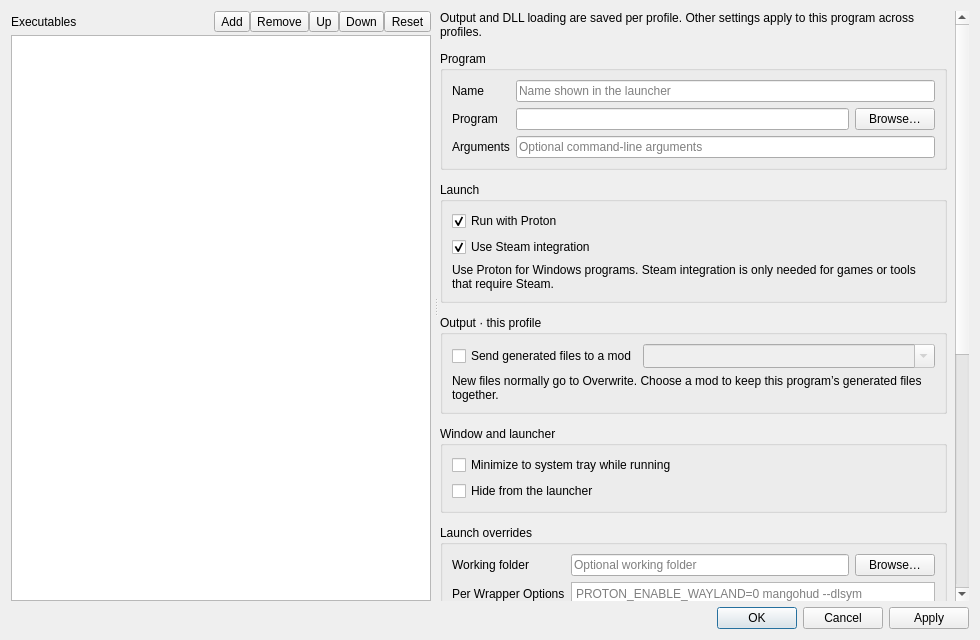
Before: the Qt Designer form src/src/editexecutablesdialog.ui in DaasRam/Fluorine-Manager, drawn with Qt 5.
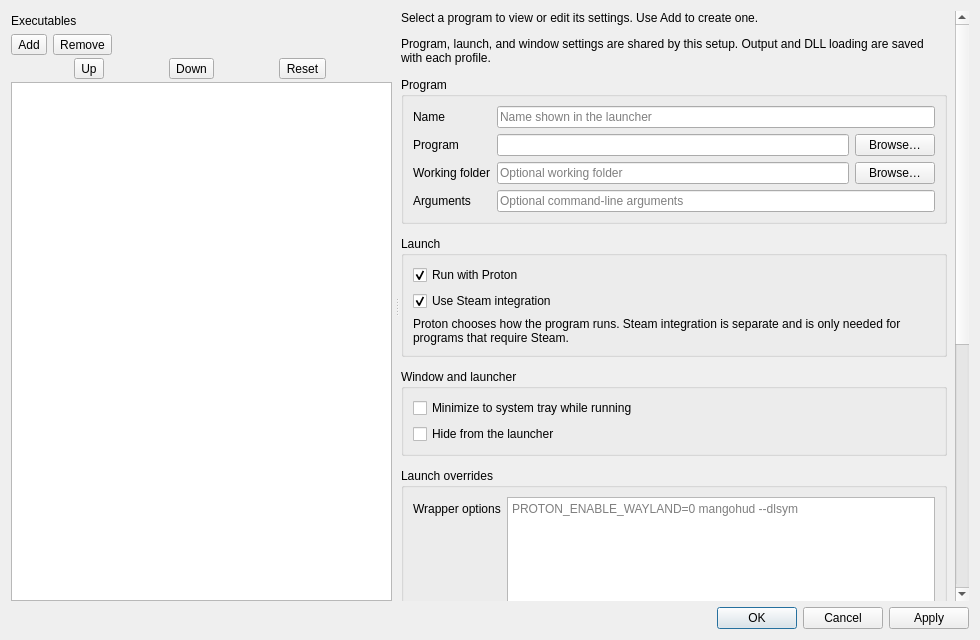
After: the same form once the commit is applied. Icons and pictures are not drawn.

Commit message: Clarify profile and program management and preserve renamed settings

Patch:
```diff
--- a/src/src/editexecutablesdialog.ui
+++ b/src/src/editexecutablesdialog.ui
@@ -88,6 +88,13 @@
               </property>
              </spacer>
             </item>
+           </layout>
+          </item>
+          <item>
+           <layout class="QHBoxLayout" name="executableAddRemoveLayout">
+            <property name="spacing">
+             <number>6</number>
+            </property>
             <item>
              <widget class="QToolButton" name="add">
               <property name="toolTip">
@@ -132,6 +139,26 @@
              </widget>
             </item>
             <item>
+             <spacer name="executableActionsSpacer">
+              <property name="orientation">
+               <enum>Qt::Horizontal</enum>
+              </property>
+              <property name="sizeHint" stdset="0">
+               <size>
+                <width>0</width>
+                <height>0</height>
+               </size>
+              </property>
+             </spacer>
+            </item>
+           </layout>
+          </item>
+          <item>
+           <layout class="QHBoxLayout" name="executableOrderLayout">
+            <property name="spacing">
+             <number>2</number>
+            </property>
+            <item>
              <widget class="QToolButton" name="up">
               <property name="toolTip">
                <string>Move the executable up in the list</string>
@@ -237,11 +264,21 @@
            </property>
            <property name="rightMargin">
             <number>8</number>
-           </property>
+          </property>
+          <item>
+            <widget class="QLabel" name="executableSelectionHint">
+             <property name="text">
+              <string>Select a program to view or edit its settings. Use Add to create one.</string>
+             </property>
+             <property name="wordWrap">
+              <bool>true</bool>
+             </property>
+            </widget>
+           </item>
            <item>
             <widget class="QLabel" name="executableScopeHint">
              <property name="text">
-              <string>Output and DLL loading are saved per profile. Other settings apply to this program across profiles.</string>
+              <string>Program, launch, and window settings are shared by this setup. Output and DLL loading are saved with each profile.</string>
              </property>
              <property name="wordWrap">
               <bool>true</bool>
@@ -256,6 +293,9 @@
              <layout class="QVBoxLayout" name="programGroupLayout">
               <item>
                <layout class="QFormLayout" name="formLayout">
+                <property name="rowWrapPolicy">
+                 <enum>QFormLayout::WrapLongRows</enum>
+                </property>
                 <item row="0" column="0">
                  <widget class="QLabel" name="label_3">
                   <property name="text">
@@ -311,13 +351,38 @@
                  </layout>
                 </item>
                 <item row="2" column="0">
+                 <widget class="QLabel" name="label_4">
+                  <property name="text">
+                   <string>Working folder</string>
+                  </property>
+                 </widget>
+                </item>
+                <item row="2" column="1">
+                 <layout class="QHBoxLayout" name="horizontalLayout_6" stretch="1,0">
+                  <item>
+                   <widget class="QLineEdit" name="workingDirectory">
+                    <property name="placeholderText">
+                     <string>Optional working folder</string>
+                    </property>
+                   </widget>
+                  </item>
+                  <item>
+                   <widget class="QPushButton" name="browseWorkingDirectory">
+                    <property name="text">
+                     <string>Browse…</string>
+                    </property>
+                   </widget>
+                  </item>
+                 </layout>
+                </item>
+                <item row="3" column="0">
                  <widget class="QLabel" name="label_2">
                   <property name="text">
                    <string>Arguments</string>
                   </property>
                  </widget>
                 </item>
-                <item row="2" column="1">
+                <item row="3" column="1">
                  <widget class="QLineEdit" name="arguments">
                   <property name="toolTip">
                    <string>Arguments to pass to the application</string>
@@ -373,56 +438,7 @@
               <item>
                <widget class="QLabel" name="launchHint">
                 <property name="text">
-                 <string>Use Proton for Windows programs. Steam integration is only needed for games or tools that require Steam.</string>
-                </property>
-                <property name="wordWrap">
-                 <bool>true</bool>
-                </property>
-               </widget>
-              </item>
-             </layout>
-            </widget>
-           </item>
-           <item>
-            <widget class="QGroupBox" name="outputGroup">
-             <property name="title">
-              <string>Output · this profile</string>
-             </property>
-             <layout class="QVBoxLayout" name="outputGroupLayout">
-              <item>
-               <layout class="QHBoxLayout" name="horizontalLayout_9" stretch="0,1">
-                <item>
-                 <widget class="QCheckBox" name="createFilesInMod">
-                  <property name="toolTip">
-                   <string>If this is enabled, new files are created in the specified mod instead of the "Overwrite" mod.</string>
-                  </property>
-                  <property name="text">
-                   <string>Send generated files to a mod</string>
-                  </property>
-                 </widget>
-                </item>
-                <item>
-                 <widget class="QComboBox" name="mods">
-                  <property name="enabled">
-                   <bool>false</bool>
-                  </property>
-                  <property name="editable">
-                   <bool>true</bool>
-                  </property>
-                  <property name="minimumContentsLength">
-                   <number>12</number>
-                  </property>
-                  <property name="sizeAdjustPolicy">
-                   <enum>QComboBox::AdjustToMinimumContentsLengthWithIcon</enum>
-                  </property>
-                 </widget>
-                </item>
-               </layout>
-              </item>
-              <item>
-               <widget class="QLabel" name="outputModHint">
-                <property name="text">
-                 <string>New files normally go to Overwrite. Choose a mod to keep this program’s generated files together.</string>
+                 <string>Proton chooses how the program runs. Steam integration is separate and is only needed for programs that require Steam.</string>
                 </property>
                 <property name="wordWrap">
                  <bool>true</bool>
@@ -494,41 +510,16 @@
                     <enum>QFormLayout::WrapLongRows</enum>
                    </property>
                    <item row="0" column="0">
-                    <widget class="QLabel" name="label_4">
-                     <property name="text">
-                      <string>Working folder</string>
-                     </property>
-                    </widget>
-                   </item>
-                   <item row="0" column="1">
-                    <layout class="QHBoxLayout" name="horizontalLayout_6" stretch="1,0">
-                     <item>
-                      <widget class="QLineEdit" name="workingDirectory">
-                       <property name="placeholderText">
-                        <string>Optional working folder</string>
-                       </property>
-                      </widget>
-                     </item>
-                     <item>
-                      <widget class="QPushButton" name="browseWorkingDirectory">
-                       <property name="text">
-                        <string>Browse…</string>
-                       </property>
-                      </widget>
-                     </item>
-                    </layout>
-                   </item>
-                   <item row="1" column="0">
                     <widget class="QLabel" name="wrapperOptionsLabel">
                      <property name="text">
-                      <string>Per Wrapper Options</string>
+                      <string>Wrapper options</string>
                      </property>
                      <property name="buddy">
                       <cstring>wrapperOptions</cstring>
                      </property>
                     </widget>
                    </item>
-                   <item row="1" column="1">
+                   <item row="0" column="1">
                     <widget class="QPlainTextEdit" name="wrapperOptions">
                      <property name="maximumHeight">
                       <number>85</number>
@@ -592,6 +583,51 @@
                 </layout>
                </widget>
               </item>
+              <item>
+               <widget class="QGroupBox" name="outputGroup">
+                <property name="title">
+                 <string>Output (this profile)</string>
+                </property>
+                <layout class="QVBoxLayout" name="outputGroupLayout">
+                 <item>
+                  <widget class="QCheckBox" name="createFilesInMod">
+                   <property name="toolTip">
+                    <string>If this is enabled, new files are created in the specified mod instead of the "Overwrite" mod.</string>
+                   </property>
+                   <property name="text">
+                    <string>Send generated files to a mod</string>
+                   </property>
+                  </widget>
+                 </item>
+                 <item>
+                  <widget class="QComboBox" name="mods">
+                   <property name="enabled">
+                    <bool>false</bool>
+                   </property>
+                   <property name="editable">
+                    <bool>true</bool>
+                   </property>
+                   <property name="minimumContentsLength">
+                    <number>12</number>
+                   </property>
+                   <property name="sizeAdjustPolicy">
+                    <enum>QComboBox::AdjustToMinimumContentsLengthWithIcon</enum>
+                   </property>
+                  </widget>
+                 </item>
+                 <item>
+                  <widget class="QLabel" name="outputModHint">
+                   <property name="text">
+                    <string>New files normally go to Overwrite. Choose a mod to keep this program’s generated files together.</string>
+                   </property>
+                   <property name="wordWrap">
+                    <bool>true</bool>
+                   </property>
+                  </widget>
+                 </item>
+                </layout>
+               </widget>
+              </item>
               <item>
                <widget class="QGroupBox" name="profileOptionsGroup">
                 <property name="title">
```
Left out of the diff: 18 changed lines with no effect on the pictures. The commit also changes 6 other files.
